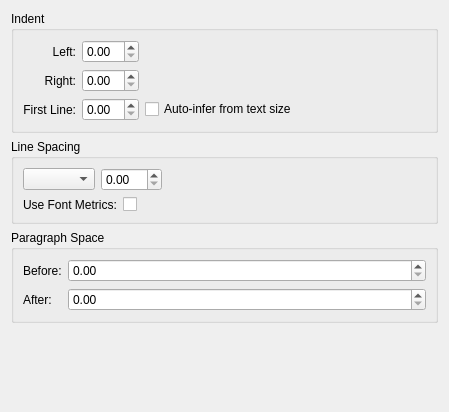
Above: plugins/textshape/dialogs/stylemanager/ParagraphIndentSpacingTab.ui from KDE/calligra before the change. Below: the same form after it.
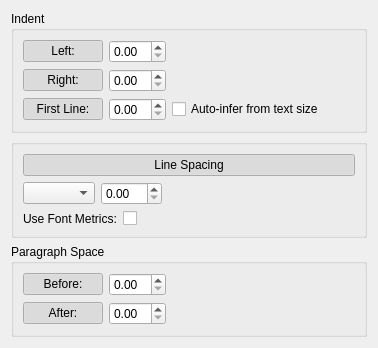
That is the form after the change. Custom widgets are drawn as their Qt base class.

```diff
--- a/plugins/textshape/dialogs/stylemanager/ParagraphIndentSpacingTab.ui
+++ b/plugins/textshape/dialogs/stylemanager/ParagraphIndentSpacingTab.ui
@@ -6,37 +6,40 @@
    <rect>
     <x>0</x>
     <y>0</y>
-    <width>449</width>
-    <height>412</height>
+    <width>378</width>
+    <height>328</height>
    </rect>
   </property>
   <property name="whatsThis">
    <string>&lt;p&gt;&lt;ul&gt;&lt;li&gt;&lt;b&gt;Single&lt;/b&gt;: The normal linespacing&lt;/li&gt;&lt;/ul&gt;&lt;/p&gt; </string>
   </property>
-  <layout class="QGridLayout">
-   <item row="0" column="0">
-    <widget class="QGroupBox" name="groupBox">
+  <layout class="QVBoxLayout" name="verticalLayout">
+   <item>
+    <widget class="QGroupBox" name="indentGroupBox">
      <property name="title">
       <string>Indent</string>
      </property>
-     <layout class="QGridLayout" columnstretch="0,0,1">
-      <item row="0" column="0">
-       <widget class="QLabel" name="label">
+     <layout class="QGridLayout" name="gridLayout">
+      <item row="0" column="0" alignment="Qt::AlignRight">
+       <widget class="QPushButton" name="leftLabel">
         <property name="text">
          <string>Left:</string>
         </property>
-        <property name="alignment">
-         <set>Qt::AlignRight|Qt::AlignTrailing|Qt::AlignVCenter</set>
+        <property name="checkable">
+         <bool>true</bool>
         </property>
-        <property name="buddy">
-         <cstring>left</cstring>
+        <property name="checked">
+         <bool>true</bool>
+        </property>
+        <property name="flat">
+         <bool>true</bool>
         </property>
        </widget>
       </item>
       <item row="0" column="1">
        <widget class="KoUnitDoubleSpinBox" name="left"/>
       </item>
-      <item row="0" column="2" rowspan="2">
+      <item row="0" column="3" rowspan="2">
        <spacer>
         <property name="orientation">
          <enum>Qt::Horizontal</enum>
@@ -49,32 +52,38 @@
         </property>
        </spacer>
       </item>
-      <item row="1" column="0">
-       <widget class="QLabel" name="label">
+      <item row="1" column="0" alignment="Qt::AlignRight">
+       <widget class="QPushButton" name="rightLabel">
         <property name="text">
          <string>Right:</string>
         </property>
-        <property name="alignment">
-         <set>Qt::AlignRight|Qt::AlignTrailing|Qt::AlignVCenter</set>
+        <property name="checkable">
+         <bool>true</bool>
         </property>
-        <property name="buddy">
-         <cstring>right</cstring>
+        <property name="checked">
+         <bool>true</bool>
+        </property>
+        <property name="flat">
+         <bool>true</bool>
         </property>
        </widget>
       </item>
       <item row="1" column="1">
        <widget class="KoUnitDoubleSpinBox" name="right"/>
       </item>
-      <item row="2" column="0">
-       <widget class="QLabel" name="label">
+      <item row="2" column="0" alignment="Qt::AlignRight">
+       <widget class="QPushButton" name="firstLineLabel">
         <property name="text">
          <string>First Line:</string>
         </property>
-        <property name="alignment">
-         <set>Qt::AlignRight|Qt::AlignTrailing|Qt::AlignVCenter</set>
+        <property name="checkable">
+         <bool>true</bool>
         </property>
-        <property name="buddy">
-         <cstring>first</cstring>
+        <property name="checked">
+         <bool>true</bool>
+        </property>
+        <property name="flat">
+         <bool>true</bool>
         </property>
        </widget>
       </item>
@@ -91,16 +100,32 @@
      </layout>
     </widget>
    </item>
-   <item row="1" column="0">
-    <widget class="QGroupBox" name="groupBox">
+   <item>
+    <widget class="QGroupBox" name="lineSpacingGroupBox">
      <property name="whatsThis">
       <string>&lt;p&gt;&lt;ul&gt;&lt;li&gt;&lt;b&gt;Single&lt;/b&gt;: The normal linespacing&lt;/li&gt;&lt;/ul&gt;&lt;/p&gt; </string>
      </property>
      <property name="title">
-      <string>Line Spacing</string>
+      <string/>
      </property>
-     <layout class="QVBoxLayout">
-      <item>
+     <layout class="QGridLayout" name="gridLayout_2">
+      <item row="0" column="0" colspan="2">
+       <widget class="QPushButton" name="lineSpacingLabel">
+        <property name="text">
+         <string>Line Spacing</string>
+        </property>
+        <property name="checkable">
+         <bool>true</bool>
+        </property>
+        <property name="checked">
+         <bool>true</bool>
+        </property>
+        <property name="flat">
+         <bool>true</bool>
+        </property>
+       </widget>
+      </item>
+      <item row="1" column="0">
        <layout class="QHBoxLayout" stretch="0,0,1">
         <property name="margin">
          <number>0</number>
@@ -166,7 +191,20 @@
         </item>
        </layout>
       </item>
-      <item>
+      <item row="1" column="1" rowspan="2">
+       <spacer name="horizontalSpacer">
+        <property name="orientation">
+         <enum>Qt::Horizontal</enum>
+        </property>
+        <property name="sizeHint" stdset="0">
+         <size>
+          <width>173</width>
+          <height>20</height>
+         </size>
+        </property>
+       </spacer>
+      </item>
+      <item row="2" column="0">
        <layout class="QFormLayout">
         <property name="fieldGrowthPolicy">
          <enum>QFormLayout::ExpandingFieldsGrow</enum>
@@ -196,32 +234,57 @@
      </layout>
     </widget>
    </item>
-   <item row="2" column="0">
-    <widget class="QGroupBox" name="groupBox">
+   <item>
+    <widget class="QGroupBox" name="paragraphSpGroupBoxacing">
      <property name="title">
       <string>Paragraph Space</string>
      </property>
-     <layout class="QFormLayout">
+     <layout class="QGridLayout" name="gridLayout_3">
       <item row="0" column="0">
-       <widget class="QLabel" name="label">
+       <widget class="QPushButton" name="beforeLabel">
         <property name="text">
          <string>Before:</string>
         </property>
-        <property name="buddy">
-         <cstring>before</cstring>
+        <property name="checkable">
+         <bool>true</bool>
+        </property>
+        <property name="checked">
+         <bool>true</bool>
+        </property>
+        <property name="flat">
+         <bool>true</bool>
         </property>
        </widget>
       </item>
       <item row="0" column="1">
        <widget class="KoUnitDoubleSpinBox" name="before"/>
       </item>
+      <item row="0" column="2" rowspan="2">
+       <spacer name="horizontalSpacer_2">
+        <property name="orientation">
+         <enum>Qt::Horizontal</enum>
+        </property>
+        <property name="sizeHint" stdset="0">
+         <size>
+          <width>213</width>
+          <height>20</height>
+         </size>
+        </property>
+       </spacer>
+      </item>
       <item row="1" column="0">
-       <widget class="QLabel" name="label">
+       <widget class="QPushButton" name="afterLabel">
         <property name="text">
          <string>After:</string>
         </property>
-        <property name="buddy">
-         <cstring>after</cstring>
+        <property name="checkable">
+         <bool>true</bool>
+        </property>
+        <property name="checked">
+         <bool>true</bool>
+        </property>
+        <property name="flat">
+         <bool>true</bool>
         </property>
        </widget>
       </item>
@@ -231,7 +294,7 @@
      </layout>
     </widget>
    </item>
-   <item row="3" column="0">
+   <item>
     <spacer>
      <property name="orientation">
       <enum>Qt::Vertical</enum>
```
